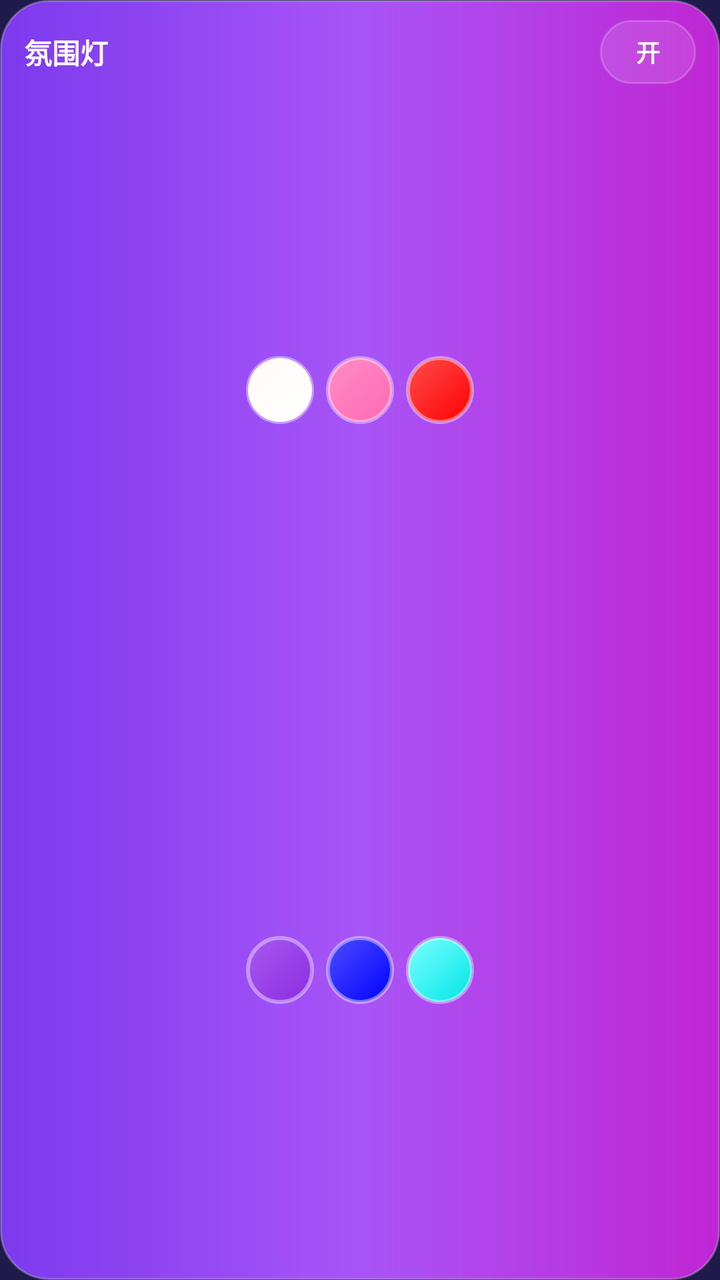
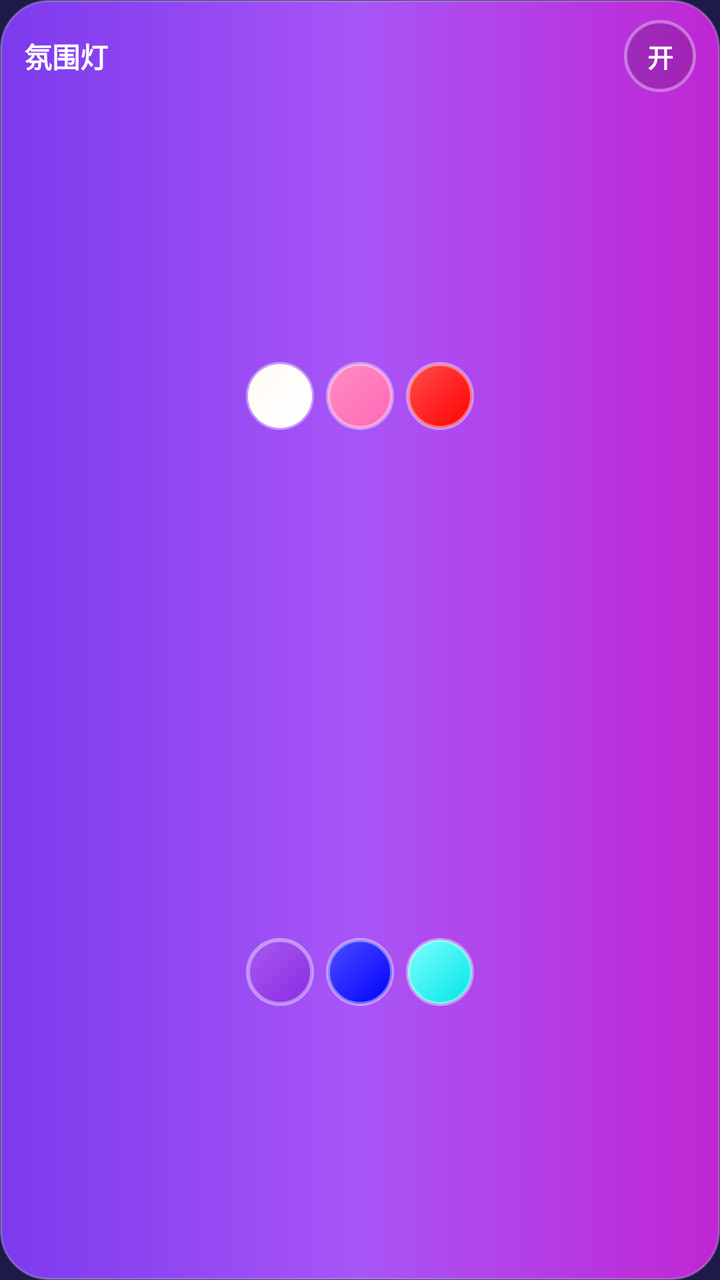

Compare the two renders of this Android layout. The source of the first and the diff that turns it into the second are given below.
<!-- AndroidManifest.xml: application theme Theme.AmbientLamp -->
<!-- res/layout/widget_square.xml -->
<?xml version="1.0" encoding="utf-8"?>
<LinearLayout xmlns:android="http://schemas.android.com/apk/res/android"
    android:id="@+id/widget_root"
    android:layout_width="match_parent"
    android:layout_height="match_parent"
    android:background="@drawable/widget_bg"
    android:orientation="vertical"
    android:paddingStart="12dp"
    android:paddingTop="10dp"
    android:paddingEnd="12dp"
    android:paddingBottom="10dp">

    <LinearLayout
        android:layout_width="match_parent"
        android:layout_height="wrap_content"
        android:gravity="center_vertical"
        android:orientation="horizontal">

        <TextView
            android:id="@+id/widget_title"
            android:layout_width="0dp"
            android:layout_height="wrap_content"
            android:layout_weight="1"
            android:maxLines="1"
            android:text="@string/widget_title"
            android:textColor="#FFFFFFFF"
            android:textSize="14sp"
            android:textStyle="bold" />

        <TextView
            android:id="@+id/widget_power"
            android:layout_width="wrap_content"
            android:layout_height="32dp"
            android:background="@drawable/widget_pill"
            android:gravity="center"
            android:minWidth="48dp"
            android:paddingStart="10dp"
            android:paddingEnd="10dp"
            android:text="@string/widget_on"
            android:textColor="#FFFFFFFF"
            android:textSize="12sp"
            android:textStyle="bold" />
    </LinearLayout>

    <LinearLayout
        android:layout_width="match_parent"
        android:layout_height="0dp"
        android:layout_marginTop="8dp"
        android:layout_weight="1"
        android:gravity="center"
        android:orientation="horizontal">

        <ImageButton
            android:id="@+id/widget_color_0"
            android:layout_width="34dp"
            android:layout_height="34dp"
            android:layout_marginStart="3dp"
            android:layout_marginEnd="3dp"
            android:background="@drawable/widget_dot_white"
            android:contentDescription="@string/widget_color_white" />

        <ImageButton
            android:id="@+id/widget_color_1"
            android:layout_width="34dp"
            android:layout_height="34dp"
            android:layout_marginStart="3dp"
            android:layout_marginEnd="3dp"
            android:background="@drawable/widget_dot_pink"
            android:contentDescription="@string/widget_color_pink" />

        <ImageButton
            android:id="@+id/widget_color_2"
            android:layout_width="34dp"
            android:layout_height="34dp"
            android:layout_marginStart="3dp"
            android:layout_marginEnd="3dp"
            android:background="@drawable/widget_dot_red"
            android:contentDescription="@string/widget_color_red" />
    </LinearLayout>

    <LinearLayout
        android:layout_width="match_parent"
        android:layout_height="0dp"
        android:layout_weight="1"
        android:gravity="center"
        android:orientation="horizontal">

        <ImageButton
            android:id="@+id/widget_color_3"
            android:layout_width="34dp"
            android:layout_height="34dp"
            android:layout_marginStart="3dp"
            android:layout_marginEnd="3dp"
            android:background="@drawable/widget_dot_purple"
            android:contentDescription="@string/widget_color_purple" />

        <ImageButton
            android:id="@+id/widget_color_4"
            android:layout_width="34dp"
            android:layout_height="34dp"
            android:layout_marginStart="3dp"
            android:layout_marginEnd="3dp"
            android:background="@drawable/widget_dot_blue"
            android:contentDescription="@string/widget_color_blue" />

        <ImageButton
            android:id="@+id/widget_color_5"
            android:layout_width="34dp"
            android:layout_height="34dp"
            android:layout_marginStart="3dp"
            android:layout_marginEnd="3dp"
            android:background="@drawable/widget_dot_cyan"
            android:contentDescription="@string/widget_color_cyan" />
    </LinearLayout>
</LinearLayout>
<!-- resources referenced by this layout -->
<resources>
  <!-- drawable widget_dot_blue (drawable) -->
  <?xml version="1.0" encoding="utf-8"?>
  <shape xmlns:android="http://schemas.android.com/apk/res/android"
      android:shape="oval">
      <gradient
          android:angle="315"
          android:startColor="#4D4DFF"
          android:endColor="#0000FF"
          android:type="linear" />
      <stroke
          android:width="2dp"
          android:color="#66FFFFFF" />
  </shape>
  <!-- drawable widget_dot_cyan (drawable) -->
  <?xml version="1.0" encoding="utf-8"?>
  <shape xmlns:android="http://schemas.android.com/apk/res/android"
      android:shape="oval">
      <gradient
          android:angle="315"
          android:startColor="#7DFFFF"
          android:endColor="#00E5E5"
          android:type="linear" />
      <stroke
          android:width="2dp"
          android:color="#66FFFFFF" />
  </shape>
  <!-- drawable widget_dot_pink (drawable) -->
  <?xml version="1.0" encoding="utf-8"?>
  <shape xmlns:android="http://schemas.android.com/apk/res/android"
      android:shape="oval">
      <gradient
          android:angle="315"
          android:startColor="#FF8CC6"
          android:endColor="#FF69B4"
          android:type="linear" />
      <stroke
          android:width="2dp"
          android:color="#66FFFFFF" />
  </shape>
  <!-- drawable widget_dot_purple (drawable) -->
  <?xml version="1.0" encoding="utf-8"?>
  <shape xmlns:android="http://schemas.android.com/apk/res/android"
      android:shape="oval">
      <gradient
          android:angle="315"
          android:startColor="#A85AF0"
          android:endColor="#8A2BE2"
          android:type="linear" />
      <stroke
          android:width="2dp"
          android:color="#66FFFFFF" />
  </shape>
  <!-- drawable widget_dot_red (drawable) -->
  <?xml version="1.0" encoding="utf-8"?>
  <shape xmlns:android="http://schemas.android.com/apk/res/android"
      android:shape="oval">
      <gradient
          android:angle="315"
          android:startColor="#FF4D4D"
          android:endColor="#FF0000"
          android:type="linear" />
      <stroke
          android:width="2dp"
          android:color="#66FFFFFF" />
  </shape>
  <!-- drawable widget_dot_white (drawable) -->
  <?xml version="1.0" encoding="utf-8"?>
  <shape xmlns:android="http://schemas.android.com/apk/res/android"
      android:shape="oval">
      <gradient
          android:angle="315"
          android:startColor="#FFFAF5"
          android:endColor="#FFFFFF"
          android:type="linear" />
      <stroke
          android:width="2dp"
          android:color="#66FFFFFF" />
  </shape>
  <!-- drawable widget_pill (drawable) -->
  <?xml version="1.0" encoding="utf-8"?>
  <shape xmlns:android="http://schemas.android.com/apk/res/android"
      android:shape="rectangle">
      <solid android:color="#1FFFFFFF" />
      <corners android:radius="16dp" />
      <stroke
          android:width="1dp"
          android:color="#33FFFFFF" />
  </shape>
  <string name="widget_color_blue">蓝色</string>
  <string name="widget_color_cyan">青色</string>
  <string name="widget_color_pink">粉色</string>
  <string name="widget_color_purple">紫色</string>
  <string name="widget_color_red">红色</string>
  <string name="widget_color_white">白光</string>
  <string name="widget_on">开</string>
  <string name="widget_title">氛围灯</string>
  <style name="Theme.AmbientLamp" parent="android:Theme.Material.NoActionBar">
          <item name="android:windowBackground">#FF1E1B4B</item>
          <item name="android:colorBackground">#FF1E1B4B</item>
          <item name="android:statusBarColor">#FF1E1B4B</item>
          <item name="android:navigationBarColor">#FF020617</item>
      </style>
  <!-- unchanged entries left out for length: 1 -->
</resources>

<!-- the commit's change to res/layout/widget_square.xml (unified diff, before → after) -->
@@ -29,16 +29,13 @@
 
         <TextView
             android:id="@+id/widget_power"
-            android:layout_width="wrap_content"
-            android:layout_height="32dp"
-            android:background="@drawable/widget_pill"
+            android:layout_width="36dp"
+            android:layout_height="36dp"
+            android:background="@drawable/widget_circle_off"
             android:gravity="center"
-            android:minWidth="48dp"
-            android:paddingStart="10dp"
-            android:paddingEnd="10dp"
             android:text="@string/widget_on"
             android:textColor="#FFFFFFFF"
-            android:textSize="12sp"
+            android:textSize="13sp"
             android:textStyle="bold" />
     </LinearLayout>
 
<!-- resource entries referenced after the edit -->
@@ -1,5 +1,14 @@
 <!-- resources referenced by this layout -->
 <resources>
+  <!-- drawable widget_circle_off (drawable) -->
+  <?xml version="1.0" encoding="utf-8"?>
+  <shape xmlns:android="http://schemas.android.com/apk/res/android"
+      android:shape="oval">
+      <solid android:color="#26000000" />
+      <stroke
+          android:width="1.5dp"
+          android:color="#59FFFFFF" />
+  </shape>
   <!-- drawable widget_dot_blue (drawable) -->
   <?xml version="1.0" encoding="utf-8"?>
   <shape xmlns:android="http://schemas.android.com/apk/res/android"
@@ -78,16 +87,6 @@
           android:width="2dp"
           android:color="#66FFFFFF" />
   </shape>
-  <!-- drawable widget_pill (drawable) -->
-  <?xml version="1.0" encoding="utf-8"?>
-  <shape xmlns:android="http://schemas.android.com/apk/res/android"
-      android:shape="rectangle">
-      <solid android:color="#1FFFFFFF" />
-      <corners android:radius="16dp" />
-      <stroke
-          android:width="1dp"
-          android:color="#33FFFFFF" />
-  </shape>
   <string name="widget_color_blue">蓝色</string>
   <string name="widget_color_cyan">青色</string>
   <string name="widget_color_pink">粉色</string>
